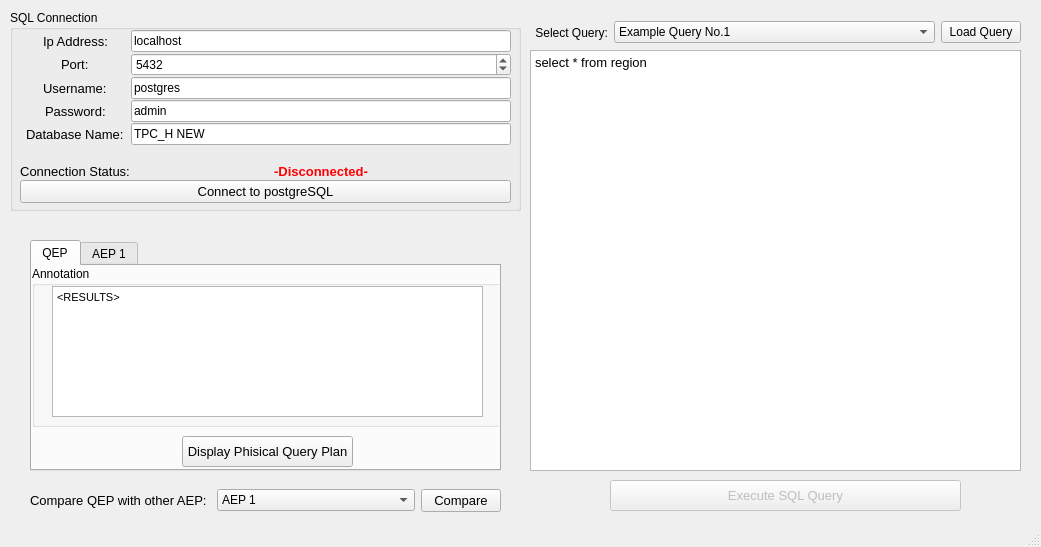
First picture: the form in GUI/MainUI.ui, repository yixiong321/CZ4031-Project2, before the edit.
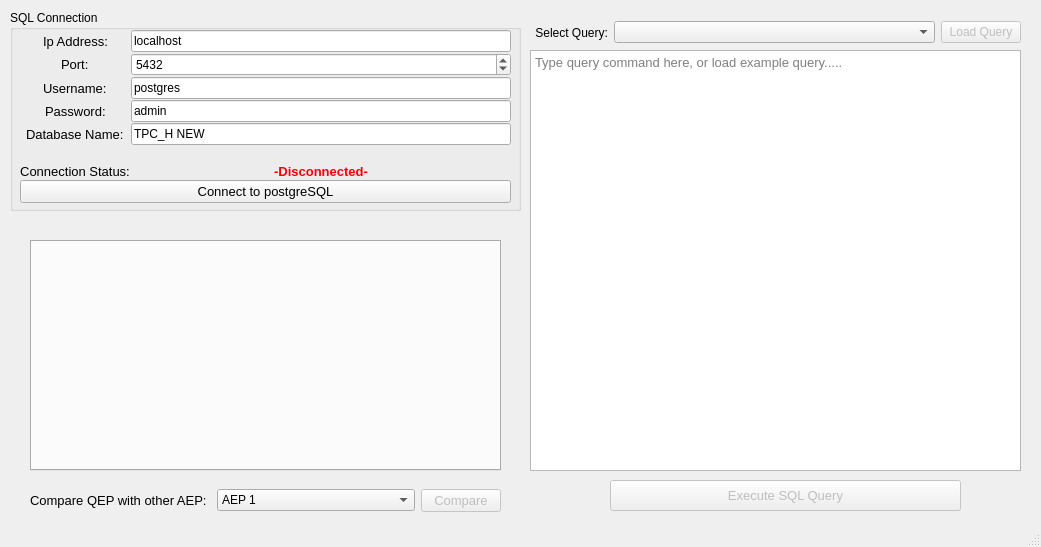
Second picture: the form after the edit.

Diff of the .ui file:
```diff
--- a/GUI/MainUI.ui
+++ b/GUI/MainUI.ui
@@ -261,7 +261,10 @@
 &lt;html&gt;&lt;head&gt;&lt;meta name=&quot;qrichtext&quot; content=&quot;1&quot; /&gt;&lt;style type=&quot;text/css&quot;&gt;
 p, li { white-space: pre-wrap; }
 &lt;/style&gt;&lt;/head&gt;&lt;body style=&quot; font-family:'MS Shell Dlg 2'; font-size:10pt; font-weight:400; font-style:normal;&quot;&gt;
-&lt;p style=&quot; margin-top:0px; margin-bottom:0px; margin-left:0px; margin-right:0px; -qt-block-indent:0; text-indent:0px;&quot;&gt;select * from region&lt;/p&gt;&lt;/body&gt;&lt;/html&gt;</string>
+&lt;p style=&quot;-qt-paragraph-type:empty; margin-top:0px; margin-bottom:0px; margin-left:0px; margin-right:0px; -qt-block-indent:0; text-indent:0px;&quot;&gt;&lt;br /&gt;&lt;/p&gt;&lt;/body&gt;&lt;/html&gt;</string>
+    </property>
+    <property name="placeholderText">
+     <string>Type query command here, or load example query.....</string>
     </property>
    </widget>
    <widget class="QTabWidget" name="tabWidget">
@@ -276,98 +279,9 @@
     <property name="currentIndex">
      <number>0</number>
     </property>
-    <widget class="QWidget" name="Tab">
-     <attribute name="title">
-      <string>QEP</string>
-     </attribute>
-     <widget class="QGroupBox" name="groupBox_3">
-      <property name="geometry">
-       <rect>
-        <x>0</x>
-        <y>0</y>
-        <width>501</width>
-        <height>161</height>
-       </rect>
-      </property>
-      <property name="title">
-       <string>Annotation</string>
-      </property>
-      <widget class="QTextEdit" name="annotation1">
-       <property name="geometry">
-        <rect>
-         <x>20</x>
-         <y>20</y>
-         <width>431</width>
-         <height>131</height>
-        </rect>
-       </property>
-       <property name="readOnly">
-        <bool>true</bool>
-       </property>
-       <property name="html">
-        <string>&lt;!DOCTYPE HTML PUBLIC &quot;-//W3C//DTD HTML 4.0//EN&quot; &quot;http://www.w3.org/TR/REC-html40/strict.dtd&quot;&gt;
-&lt;html&gt;&lt;head&gt;&lt;meta name=&quot;qrichtext&quot; content=&quot;1&quot; /&gt;&lt;style type=&quot;text/css&quot;&gt;
-p, li { white-space: pre-wrap; }
-&lt;/style&gt;&lt;/head&gt;&lt;body style=&quot; font-family:'MS Shell Dlg 2'; font-size:8.25pt; font-weight:400; font-style:normal;&quot;&gt;
-&lt;p style=&quot; margin-top:0px; margin-bottom:0px; margin-left:0px; margin-right:0px; -qt-block-indent:0; text-indent:0px;&quot;&gt;&amp;lt;RESULTS&amp;gt;&lt;/p&gt;&lt;/body&gt;&lt;/html&gt;</string>
-       </property>
-      </widget>
-     </widget>
-     <widget class="QPushButton" name="dQp1">
-      <property name="geometry">
-       <rect>
-        <x>150</x>
-        <y>170</y>
-        <width>171</width>
-        <height>31</height>
-       </rect>
-      </property>
-      <property name="font">
-       <font>
-        <pointsize>10</pointsize>
-       </font>
-      </property>
-      <property name="text">
-       <string>Display Phisical Query Plan</string>
-      </property>
-     </widget>
-    </widget>
-    <widget class="QWidget" name="tab_2">
-     <attribute name="title">
-      <string>AEP 1</string>
-     </attribute>
-     <widget class="QGroupBox" name="groupBox_2">
-      <property name="geometry">
-       <rect>
-        <x>10</x>
-        <y>10</y>
-        <width>441</width>
-        <height>151</height>
-       </rect>
-      </property>
-      <property name="title">
-       <string>Annotation</string>
-      </property>
-     </widget>
-     <widget class="QPushButton" name="pushButton">
-      <property name="geometry">
-       <rect>
-        <x>150</x>
-        <y>170</y>
-        <width>171</width>
-        <height>31</height>
-       </rect>
-      </property>
-      <property name="font">
-       <font>
-        <pointsize>10</pointsize>
-       </font>
-      </property>
-      <property name="text">
-       <string>Display Phisical Query Plan</string>
-      </property>
-     </widget>
-    </widget>
+    <property name="movable">
+     <bool>false</bool>
+    </property>
    </widget>
    <widget class="QWidget" name="layoutWidget">
     <property name="geometry">
@@ -408,15 +322,13 @@
          <verstretch>0</verstretch>
         </sizepolicy>
        </property>
-       <item>
-        <property name="text">
-         <string>Example Query No.1</string>
-        </property>
-       </item>
       </widget>
      </item>
      <item>
-      <widget class="QPushButton" name="LoadQuery">
+      <widget class="QPushButton" name="ldQ">
+       <property name="enabled">
+        <bool>false</bool>
+       </property>
        <property name="sizePolicy">
         <sizepolicy hsizetype="Preferred" vsizetype="Fixed">
          <horstretch>0</horstretch>
@@ -469,6 +381,9 @@
      </item>
      <item>
       <widget class="QPushButton" name="CmpQuery">
+       <property name="enabled">
+        <bool>false</bool>
+       </property>
        <property name="sizePolicy">
         <sizepolicy hsizetype="Preferred" vsizetype="Fixed">
          <horstretch>0</horstretch>
```
Left out of the diff: 9 changed lines with no effect on the pictures.
